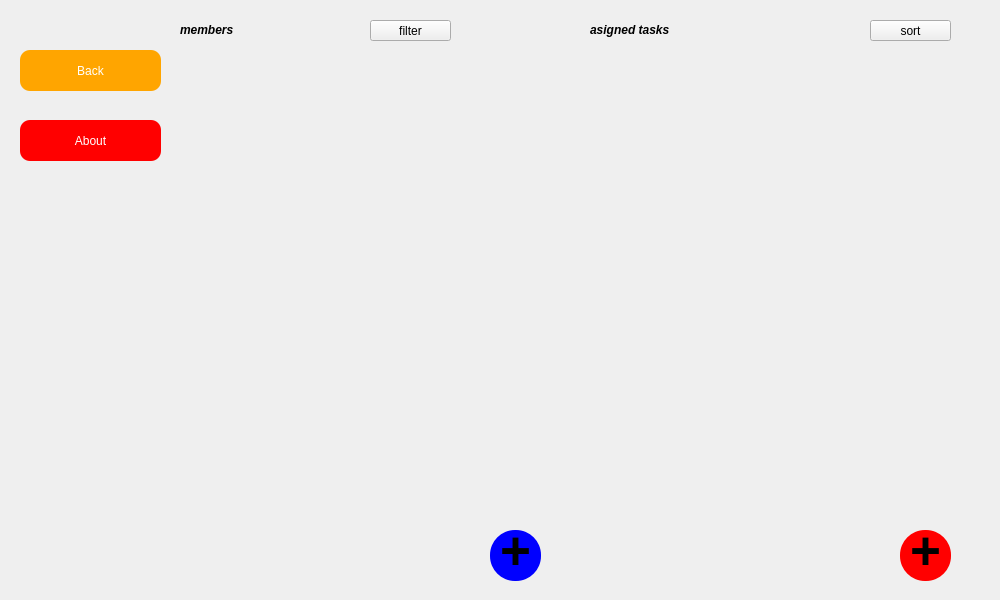
Before: the Qt Designer form client/project.ui in imanzk/Task-Manager-Application, drawn with Qt 5.
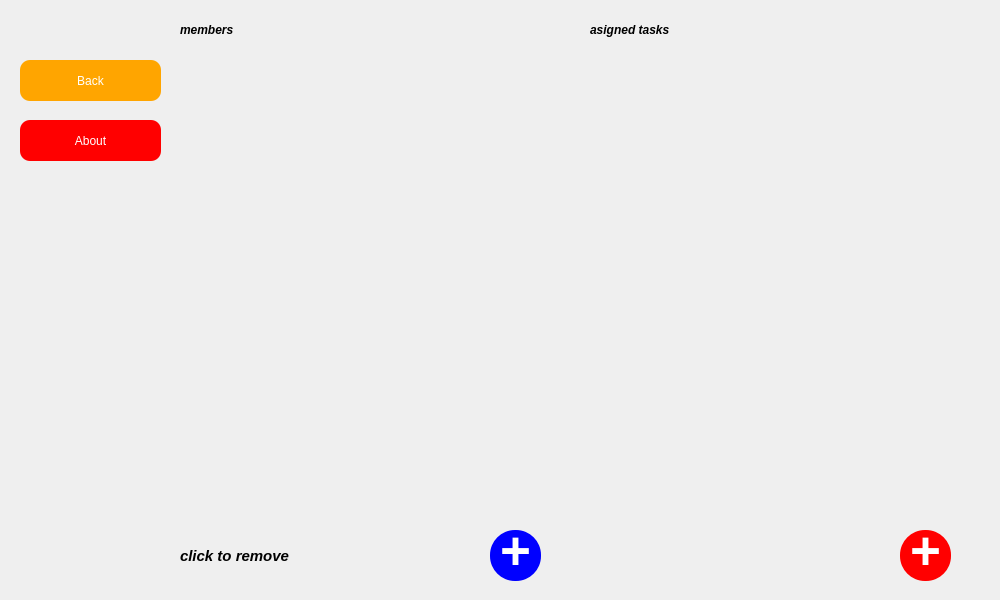
After: the same form once the commit is applied.

Commit message: project page is ready to use

Diff of the .ui file:
```diff
--- a/client/project.ui
+++ b/client/project.ui
@@ -100,22 +100,6 @@
     </property>
    </widget>
   </widget>
-  <widget class="QPushButton" name="sortproject">
-   <property name="geometry">
-    <rect>
-     <x>870</x>
-     <y>20</y>
-     <width>81</width>
-     <height>21</height>
-    </rect>
-   </property>
-   <property name="cursor">
-    <cursorShape>PointingHandCursor</cursorShape>
-   </property>
-   <property name="text">
-    <string>sort</string>
-   </property>
-  </widget>
   <widget class="QPushButton" name="about">
    <property name="geometry">
     <rect>
@@ -168,23 +152,52 @@
   <widget class="QPushButton" name="filterteam">
    <property name="geometry">
     <rect>
-     <x>370</x>
-     <y>20</y>
-     <width>81</width>
-     <height>21</height>
+     <x>20</x>
+     <y>60</y>
+     <width>141</width>
+     <height>41</height>
     </rect>
    </property>
    <property name="cursor">
     <cursorShape>PointingHandCursor</cursorShape>
    </property>
+   <property name="styleSheet">
+    <string notr="true">background:orange;
+border:none;
+border-radius:10px;
+color:white;</string>
+   </property>
    <property name="text">
-    <string>filter</string>
+    <string>Back</string>
+   </property>
+  </widget>
+  <widget class="QLabel" name="labelremove">
+   <property name="geometry">
+    <rect>
+     <x>180</x>
+     <y>540</y>
+     <width>151</width>
+     <height>31</height>
+    </rect>
+   </property>
+   <property name="font">
+    <font>
+     <pointsize>11</pointsize>
+     <italic>true</italic>
+     <bold>true</bold>
+    </font>
+   </property>
+   <property name="styleSheet">
+    <string notr="true">color:black;</string>
+   </property>
+   <property name="text">
+    <string>click to remove</string>
    </property>
   </widget>
   <widget class="QPushButton" name="addmember">
    <property name="geometry">
     <rect>
-     <x>900</x>
+     <x>490</x>
      <y>530</y>
      <width>51</width>
      <height>51</height>
@@ -204,9 +217,16 @@
     <bool>false</bool>
    </property>
    <property name="styleSheet">
-    <string notr="true">background:red;
+    <string notr="true">QPushButton{
+background:blue;
 border-radius:25;
-padding-bottom:10;</string>
+padding-bottom:10;
+color:white;}
+QPushButton:hover{
+background:white;
+color:blue;
+font-weight:bold;
+}</string>
    </property>
    <property name="text">
     <string>+</string>
@@ -233,29 +253,7 @@
   <widget class="QPushButton" name="home">
    <property name="geometry">
     <rect>
-     <x>20</x>
-     <y>50</y>
-     <width>141</width>
-     <height>41</height>
-    </rect>
-   </property>
-   <property name="cursor">
-    <cursorShape>PointingHandCursor</cursorShape>
-   </property>
-   <property name="styleSheet">
-    <string notr="true">background:orange;
-border:none;
-border-radius:10px;
-color:white;</string>
-   </property>
-   <property name="text">
-    <string>Back</string>
-   </property>
-  </widget>
-  <widget class="QPushButton" name="addmember_2">
-   <property name="geometry">
-    <rect>
-     <x>490</x>
+     <x>900</x>
      <y>530</y>
      <width>51</width>
      <height>51</height>
@@ -275,9 +273,16 @@
     <bool>false</bool>
    </property>
    <property name="styleSheet">
-    <string notr="true">background:blue;
+    <string notr="true">QPushButton{
+background:red;
 border-radius:25;
-padding-bottom:10;</string>
+padding-bottom:10;
+color:white;}
+QPushButton:hover{
+background:white;
+color:red;
+font-weight:bold;
+}</string>
    </property>
    <property name="text">
     <string>+</string>
```
Left out of the diff: 8 changed lines with no effect on the pictures. The commit also changes 34 other files.
